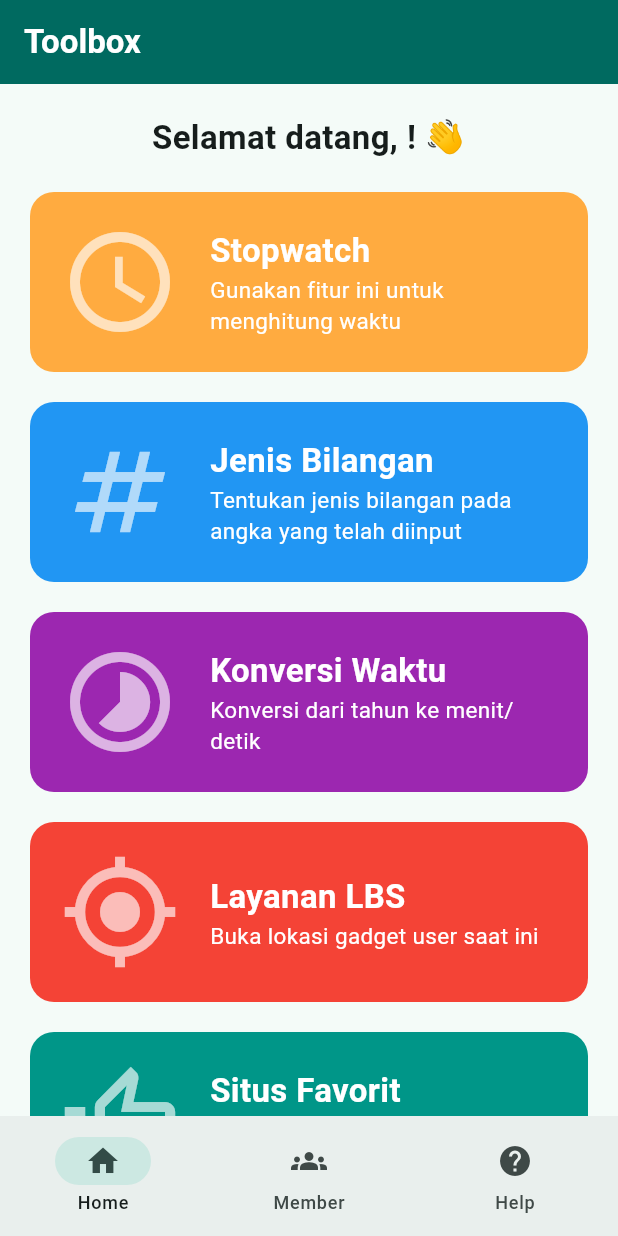
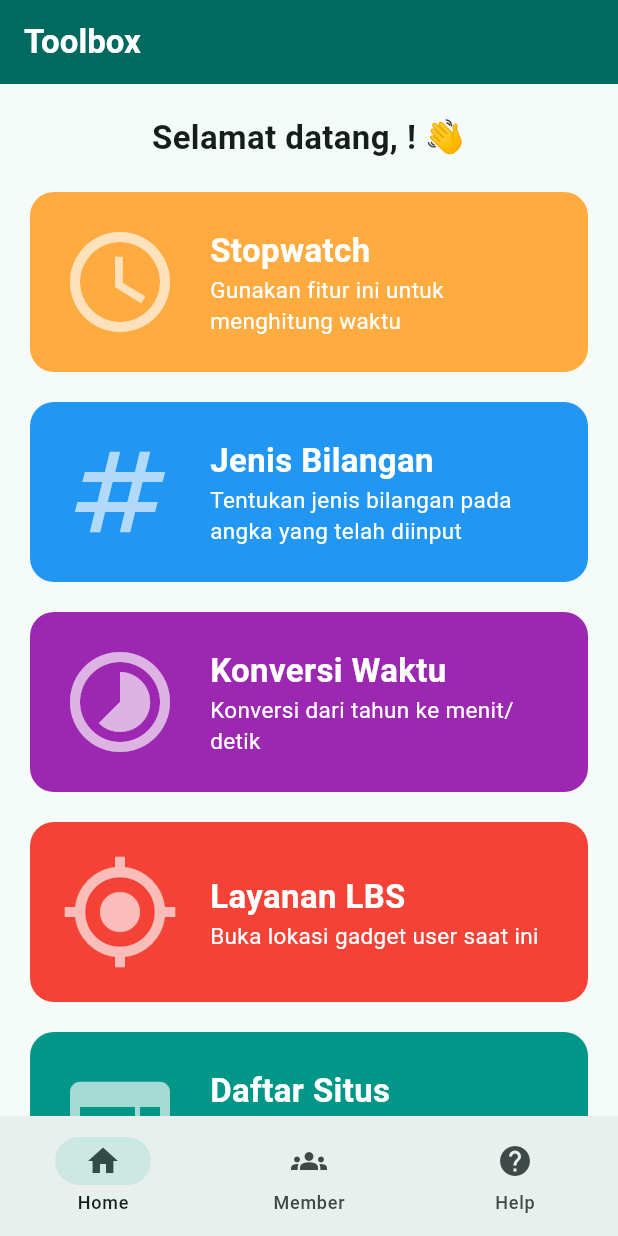
Before and after one commit to reized/tugas_3_mobile, a Flutter app: the HomePage screen opened directly with empty values, on a phone screen of 412 x 824 dp. Run offline on Flutter 3.47's test engine with Material 3 defaults, Android fonts, the phone set to English and light mode, and no system bars; our stand-ins replace cached_network_image, geocoding, geolocator, shared_preferences, stop_watch_timer; accounts and stored records are empty.

Commit message:
penyesuaian kecil

```diff
--- a/lib/pages/help_page.dart
+++ b/lib/pages/help_page.dart
@@ -57,7 +57,7 @@ class HelpPage extends StatelessWidget {
           const SizedBox(height: 16),
           const Text(
             '1. Login:\nMasukkan email dan password yang sudah terdaftar. Setelah berhasil login, Anda akan diarahkan ke halaman dashboard.\n\n'
-            '2. Halaman Utama:\nPada halaman utama aplikasi terdapat beberapa fitur seperti stopwatch, konversi bilangan, konversi waktu, layanan lbs (Location-Based Service), dan situs favorit.\n\n'
+            '2. Halaman Utama:\nPada halaman utama aplikasi terdapat beberapa fitur seperti stopwatch, konversi bilangan, konversi waktu, layanan lbs (Location-Based Service), dan daftar situs.\n\n'
             '3. Menu Anggota (Member):\nMenu ini menampilkan daftar anggota beserta informasi seperti nama dan NIM. Anda dapat melihat profil setiap anggota pada halaman ini.\n\n'
             '4. Menu Bantuan (Help):\nMenu ini memberikan panduan penggunaan aplikasi serta informasi kontak jika mengalami kendala. Anda juga dapat logout dari aplikasi melalui tombol logout yang tersedia di halaman ini.\n\n'
             '5. Logout:\nUntuk keluar dari aplikasi, pilih tombol "Logout" di halaman Bantuan & Panduan. Setelah itu, Anda akan diarahkan kembali ke halaman login.',
--- a/lib/pages/home_page.dart
+++ b/lib/pages/home_page.dart
@@ -396,7 +396,7 @@ class HomeBody extends StatelessWidget {
                             child: Opacity(
                               opacity: 0.65,
                               child: Icon(
-                                Icons.thumb_up_alt_outlined,
+                                Icons.web,
                                 size: 80,
                                 color: Colors.white,
                               ),
@@ -410,7 +410,7 @@ class HomeBody extends StatelessWidget {
                                 crossAxisAlignment: CrossAxisAlignment.start,
                                 children: [
                                   Text(
-                                    "Situs Favorit",
+                                    "Daftar Situs",
                                     style: TextStyle(
                                       fontSize: 22,
                                       color: Colors.white,
@@ -418,7 +418,7 @@ class HomeBody extends StatelessWidget {
                                     ),
                                   ),
                                   Text(
-                                    "Cari situs favorit yang dapat dikunjungi",
+                                    "Kunjungi berbagai situs yang menarik",
                                     style: TextStyle(
                                       fontSize: 15,
                                       color: Colors.white,
```
